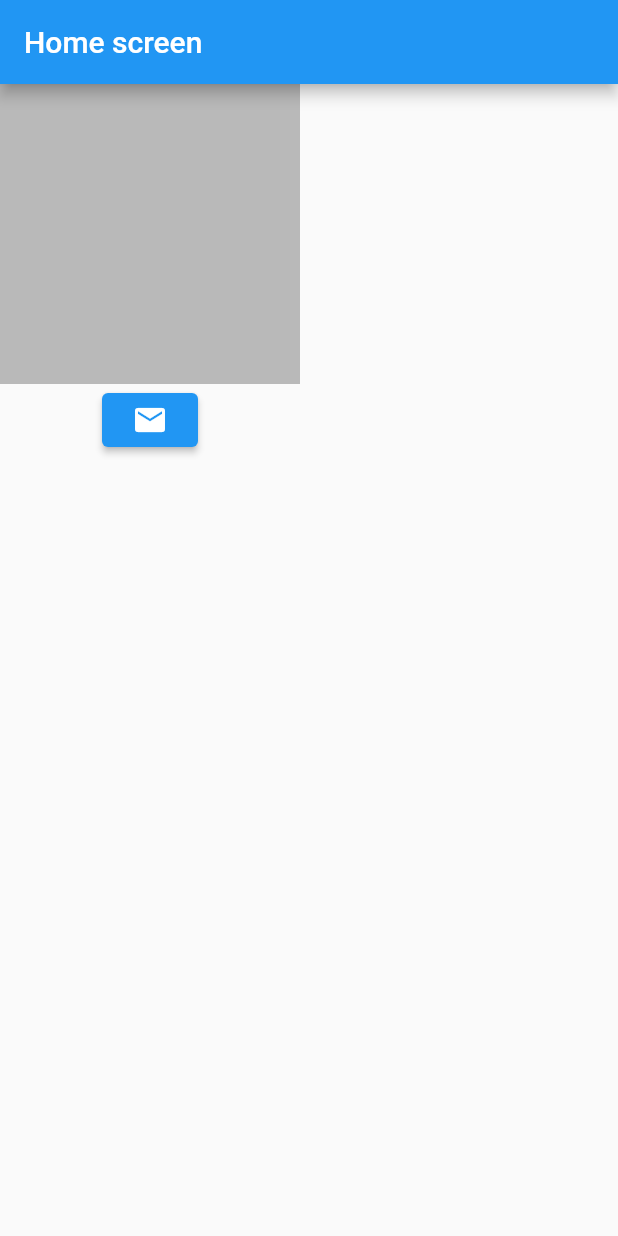
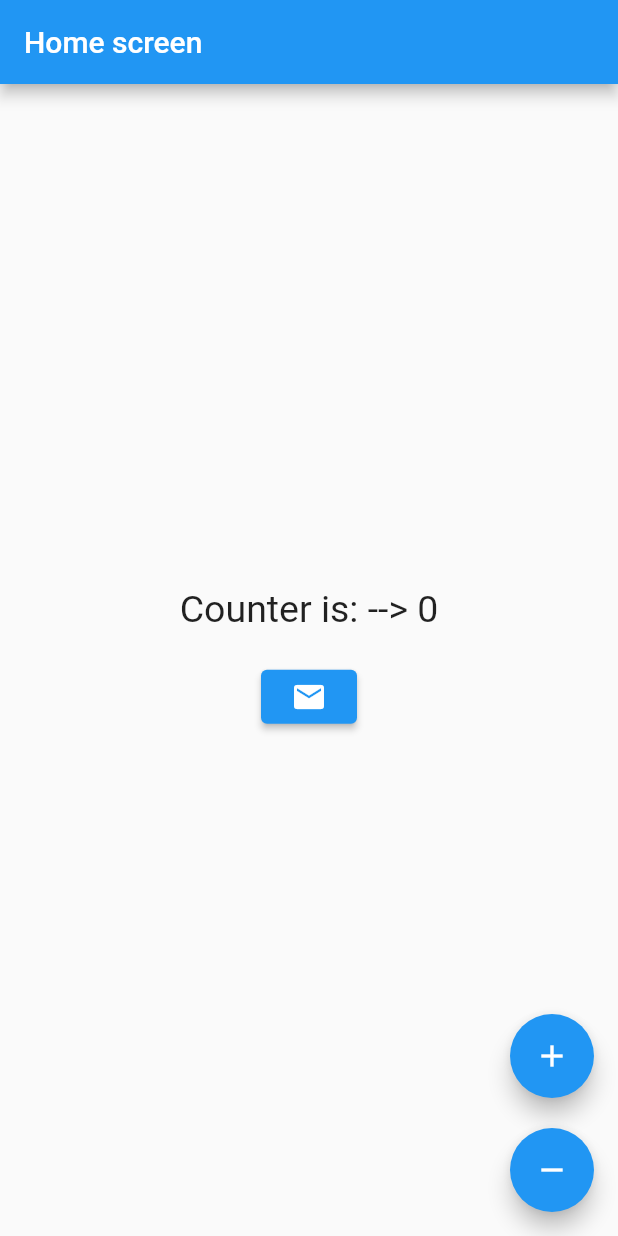
Before and after one commit to nirali957/getx_app, a Flutter app: the screen it shows after launch, on a phone screen of 412 x 824 dp. Run offline on Flutter 3.47's test engine with Material 2 defaults, Android fonts, the phone set to English and light mode, and no system bars; our stand-ins replace get.

Commit message:
counter and validation

```diff
--- a/lib/screens/home/home_binding.dart
+++ b/lib/screens/home/home_binding.dart
@@ -1,11 +1,11 @@
 import 'package:get/get_core/src/get_main.dart';
 import 'package:get/get_instance/get_instance.dart';
-import 'package:getx_app/screens/home/home_screen.dart';
+import 'package:getx_app/screens/home/home_controller.dart';
 
 class HomeBinding implements Bindings {
   @override
   void dependencies() {
     // TODO: implement dependencies
-    Get.put<HomeScreen>(const HomeScreen());
+    Get.put<HomeController>(HomeController());
   }
 }
--- a/lib/screens/home/home_controller.dart
+++ b/lib/screens/home/home_controller.dart
@@ -1,5 +1,16 @@
+import 'package:flutter/material.dart';
 import 'package:get/get.dart';
 
 class HomeController extends GetxController {
-  int data = 0;
+  RxInt counter = 0.obs;
+
+  counterAdd() {
+    counter.value++;
+    debugPrint("counter--->${counter.value}");
+  }
+
+  counterMinus() {
+    counter.value--;
+    debugPrint("Counter---->${counter.value}");
+  }
 }
--- a/lib/screens/home/home_screen.dart
+++ b/lib/screens/home/home_screen.dart
@@ -1,8 +1,9 @@
 import 'package:flutter/material.dart';
 import 'package:get/get.dart';
+import 'package:getx_app/screens/home/home_controller.dart';
 import 'package:getx_app/screens/login/login_screen.dart';
 
-class HomeScreen extends StatelessWidget {
+class HomeScreen extends GetView<HomeController> {
   const HomeScreen({Key? key}) : super(key: key);
 
   @override
@@ -12,19 +13,47 @@ class HomeScreen extends StatelessWidget {
         appBar: AppBar(
           title: const Text("Home screen"),
         ),
-        body: Column(
+        body: Center(
+          child: Column(
+            mainAxisAlignment: MainAxisAlignment.center,
+            children: [
+              Obx(() {
+                return Text(
+                  "Counter is: --> ${controller.counter.value}",
+                  style: const TextStyle(fontSize: 25),
+                );
+              }),
+              const SizedBox(
+                height: 20,
+              ),
+              ElevatedButton(
+                onPressed: () {
+                  Get.to(() => LoginScreen());
+                },
+                child: const Icon(Icons.email),
+              ),
+            ],
+          ),
+        ),
+        floatingActionButton: Column(
+          mainAxisAlignment: MainAxisAlignment.end,
           children: [
-            Container(
-              height: 200,
-              width: 200,
-              color: Colors.black26,
+            FloatingActionButton(
+              heroTag: 'Add',
+              onPressed: () {
+                controller.counterAdd();
+              },
+              child: const Icon(Icons.add),
             ),
-            ElevatedButton(
+            const SizedBox(
+              height: 20,
+            ),
+            FloatingActionButton(
+              heroTag: 'Remove',
               onPressed: () {
-                // Get.to(const LoginScreen());
-                Get.to(() => const LoginScreen());
+                controller.counterMinus();
               },
-              child: const Icon(Icons.email),
+              child: const Icon(Icons.remove),
             ),
           ],
         ),
--- a/lib/screens/login/login_binding.dart
+++ b/lib/screens/login/login_binding.dart
@@ -5,6 +5,6 @@ class LoginBinding implements Bindings {
   @override
   void dependencies() {
     // TODO: implement dependencies
-    Get.put<LoginScreen>(const LoginScreen());
+    Get.put<LoginScreen>(LoginScreen());
   }
 }
--- a/lib/utils/routes/routes.dart
+++ b/lib/utils/routes/routes.dart
@@ -7,5 +7,5 @@ import 'package:getx_app/utils/routes/routes_name.dart';
 
 List<GetPage<dynamic>> routesList = [
   GetPage(name: RoutesName.homeScreen, page: () => const HomeScreen(), binding: HomeBinding()),
-  GetPage(name: RoutesName.loginScreen, page: () => const LoginScreen(), binding: LoginBinding()),
+  GetPage(name: RoutesName.loginScreen, page: () => LoginScreen(), binding: LoginBinding()),
 ];
```
Also changed, not shown: lib/screens/login/login_controller.dart (+13 -3 lines), lib/screens/login/login_screen.dart (+75 -15 lines).
